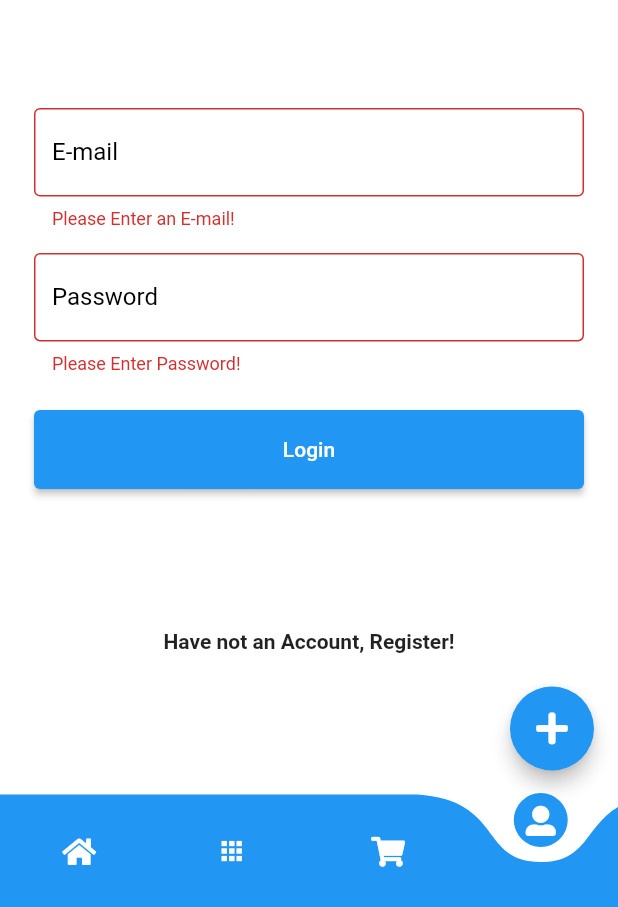
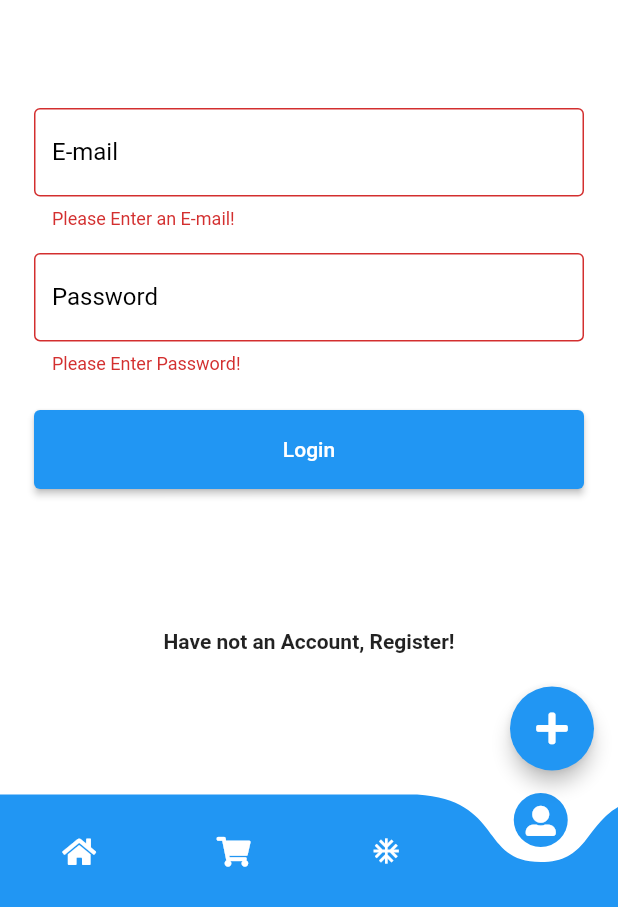
Before and after one commit to Ahmed-Habeeb/souqak, a Flutter app: the screen it shows after launch, item 4 of the bottom bar chosen, after a tap on "Login", on a phone screen of 412 x 824 dp, the part 329-1236 px from its top. Run offline on Flutter 3.47's test engine with Material 2 defaults, Android fonts, the phone set to English and light mode, and no system bars; drawn by our look-alikes of curved_navigation_bar; our stand-ins replace dio, font_awesome_flutter, get, image_picker, shared_preferences; network calls fail.

Commit message:
add some fe

```diff
--- a/lib/network/Auth.dart
+++ b/lib/network/Auth.dart
@@ -3,7 +3,7 @@ import 'package:shared_preferences/shared_preferences.dart';
 import 'package:souqak/models/usermodel.dart';
 
 class Auth {
-  String url = "http://192.168.1.18:8000/api/";
+  String url = "http://192.168.1.10:8000/api/";
 
   createEmail(UserModel user) async {
     SharedPreferences pref = await SharedPreferences.getInstance();
@@ -69,7 +69,7 @@ class Auth {
     map['Authorization'] = 'Bearer ' + token;
     UserModel user = UserModel();
 
-    var response = await Dio().get(url + 'me', options: Options(headers: map));
+    var response = await Dio().get(url + 'me', options: Options(headers: map)).catchError((e)=>e);
     if (response.statusCode == 200 && response.data != null) {
       user.frommap(response.data);
 
--- a/lib/network/store.dart
+++ b/lib/network/store.dart
@@ -7,7 +7,7 @@ import 'package:souqak/models/itemmodel.dart';
 class Store {
   String? token;
 
-  String url = "http://192.168.1.18:8000/api/";
+  String url = "http://192.168.1.10:8000/api/";
 
   Store({this.token});
 
@@ -28,7 +28,7 @@ class Store {
   }
 
   Future<bool> addItem(ItemModel item, File image) async {
-    Map<String, dynamic>? map = item.toMap();
+    Map<String, dynamic> map = item.toMap();
     // var bytes=image.readAsBytesSync();
     // var image0=base64Encode(bytes);
 
@@ -38,10 +38,13 @@ class Store {
       "image": await MultipartFile.fromFile(image.path, filename: name),
       "data": map
     });
+
     map['Authorization'] = 'Bearer ' + token!;
 
     var response = await Dio().post(url + "items/add",
         data: formData, options: Options(headers: map));
+
+    print(response);
 
     return (response.statusCode == 200);
   }
@@ -149,7 +152,8 @@ class Store {
 
     var response = await Dio().get(url + "fetchlatest");
     if (response.statusCode == 200) {
-      for (var i in response.data) {
+      var res=response.data['data'];
+      for (var i in res) {
         ItemModel item = ItemModel();
         item.fromMap(i);
         list.add(item);
--- a/lib/screens/mainscreen/homescreen.dart
+++ b/lib/screens/mainscreen/homescreen.dart
@@ -1,4 +1,5 @@
 import 'package:flutter/material.dart';
+import 'package:flutter_staggered_grid_view/flutter_staggered_grid_view.dart';
 import 'package:font_awesome_flutter/font_awesome_flutter.dart';
 import 'package:get/get.dart';
 import 'package:souqak/models/itemmodel.dart';
@@ -73,19 +74,25 @@ class HomeScreen extends StatelessWidget {
                   style: TextStyle(fontWeight: FontWeight.bold, fontSize: 20),
                 ),
               ),
-              GridView.builder(
-                padding: EdgeInsets.only(left: 20, right: 20, bottom: 100),
-                gridDelegate: SliverGridDelegateWithFixedCrossAxisCount(
-                    crossAxisCount: 2,
-                    childAspectRatio: .75,
-                    mainAxisSpacing: 10,
-                    crossAxisSpacing: 10),
+              (controller.latest.isNotEmpty)?
+              StaggeredGridView.countBuilder(
+                  crossAxisCount: 4,
+                  staggeredTileBuilder: (int index) =>
+                  new StaggeredTile.count(2, index.isEven ? 2.7: 2.4),
+                  mainAxisSpacing: 4.0,
+                  crossAxisSpacing: 4.0,
+
+                  padding: EdgeInsets.only(left: 20, right: 20, bottom: 75),
                   itemCount: controller.latest.length,
                   shrinkWrap: true,
                   physics: NeverScrollableScrollPhysics(),
                   itemBuilder: (context, index) =>
-                    drawLatestCard(controller.latest[index], index),
-              ),
+                      drawLatestCard(controller.latest[index], index)
+
+              )
+                  :Container(
+                height: 200,
+                child: Center(child: CircularProgressIndicator(),),)
             ],
           ),
         ),
@@ -96,7 +103,7 @@ class HomeScreen extends StatelessWidget {
   categoryCard(String category) {
     return InkWell(
       onTap: () {
-        Get.find<MainScreenController>().selectedCategory = category;
+        Get.find<MainScreenController>().changeCategory(category);
         Get.toNamed(CategoryDetailsScreen.screenName);
       },
       child: Container(
@@ -115,7 +122,7 @@ class HomeScreen extends StatelessWidget {
   }
 
   drawLatestCard(ItemModel item, int index) {
-    String url = "http://192.168.1.18:8000/storage/images/";
+    String url = "http://192.168.1.10:8000/storage/images/";
 
     return InkWell(
       onTap: () {
@@ -144,16 +151,13 @@ class HomeScreen extends StatelessWidget {
                 child: Column(
                   crossAxisAlignment: CrossAxisAlignment.start,
                   children: [
-                    Hero(
-                      tag: item.name!,
-                      child: Container(
+                    Container(
                       constraints:
                           BoxConstraints(maxWidth: Get.width / 2 - 20),
                       child: Text(
                         "${item.name}  \n${item.price} \$",
                         style: TextStyle(
                             fontWeight: FontWeight.bold, fontSize: 15),
-                        ),
                       ),
                     ),
                     SizedBox(
--- a/lib/screens/mainscreen/mainscreen.dart
+++ b/lib/screens/mainscreen/mainscreen.dart
@@ -6,7 +6,7 @@ import 'package:shared_preferences/shared_preferences.dart';
 import 'package:souqak/screens/addscreen.dart';
 import 'package:souqak/screens/customdrawer.dart';
 import 'package:souqak/screens/mainscreen/cartscreen.dart';
-import 'package:souqak/screens/mainscreen/categoriesscreen.dart';
+import 'package:souqak/screens/mainscreen/ordersscreen.dart';
 import 'package:souqak/screens/mainscreen/homescreen.dart';
 import 'package:souqak/screens/mainscreen/profilescreen.dart';
 import 'package:souqak/screens/searchscreen.dart';
@@ -112,12 +112,12 @@ class MainScreen1 extends StatelessWidget {
             size: 20,
           ),
           Icon(
-            Icons.apps_sharp,
+            FontAwesomeIcons.shoppingCart,
             color: Colors.white,
             size: 20,
           ),
           Icon(
-            FontAwesomeIcons.shoppingCart,
+            Icons.ac_unit,
             color: Colors.white,
             size: 20,
           ),
@@ -131,6 +131,10 @@ class MainScreen1 extends StatelessWidget {
 
       floatingActionButton: FloatingActionButton(
         onPressed: ()async {
+          // var pref = await SharedPreferences.getInstance();
+          //
+          // await pref.setString("token", "noToken");
+
           bool d=await checkLogin();
           if(d) {
             Get.toNamed(AddScreen.screenName);
@@ -150,9 +154,9 @@ class MainScreen1 extends StatelessWidget {
       case 0:
         return HomeScreen();
       case 1:
-        return CategoriesScreen();
+        return CartScreen();
       case 2:
-        return CartScreen();
+        return OrdersScreen();
       case 3:
         return ProfileScreen();
       default:
--- a/lib/screens/mainscreen/categoriesscreen.dart
+++ b/lib/screens/mainscreen/ordersscreen.dart
@@ -1,12 +1,12 @@
 import 'package:flutter/material.dart';
 
 
-class CategoriesScreen extends StatelessWidget {
+class OrdersScreen extends StatelessWidget {
 
   @override
   Widget build(BuildContext context) {
     return Container(
-      child: Center(child: Text("CategoriesScreen"),),
+      child: Center(child: Text("OrdersScreen"),),
 
     );
   }
--- a/lib/screens/mainscreen/profilescreen.dart
+++ b/lib/screens/mainscreen/profilescreen.dart
@@ -11,7 +11,15 @@ class ProfileScreen extends StatelessWidget {
       child: GetBuilder<AuthScreenController>(
         init: AuthScreenController(),
         builder: (controller) => SingleChildScrollView(
-          child: (controller.login1)
+          child:
+          (controller.loginCheck==null)?Column(
+            crossAxisAlignment: CrossAxisAlignment.center,
+            mainAxisAlignment: MainAxisAlignment.center,
+            children: [
+              CircularProgressIndicator(),
+            ],
+          ):
+          (controller.loginCheck!)
               ? profile()
               : authContainer(Get.size.height - 200, Get.width),
         ),
@@ -25,7 +33,7 @@ authContainer(double h, double w) {
   return GetBuilder<AuthScreenController>(
     init: AuthScreenController(),
     builder: (controller) => Container(
-      child: (controller.login0) ? loginForm(s) : signupForm(s),
+      child: (controller.loginOrReg) ? loginForm(s) : signupForm(s),
     ),
   );
 }
@@ -113,7 +121,7 @@ loginForm(Size s) {
                               barrierDismissible: false,
                               title: "Loading",
                               content: CircularProgressIndicator());
-                          controller.login();
+                          controller.login(null , null);
                         }
                       },
                       child: Text("Login"))),
@@ -242,7 +250,7 @@ signupForm(Size s) {
                               barrierDismissible: false,
                               title: "Loading",
                               content: CircularProgressIndicator());
-                          controller.create();
+                          controller.create(null);
                         }
                       },
                       child: Text("SignUp"))),
@@ -377,7 +385,7 @@ profile() {
                   barrierDismissible: false,
                   title: "Loading",
                   content: CircularProgressIndicator());
-              controller.logout0();
+              controller.logout();
             },
           ),
         )
@@ -400,7 +408,7 @@ profile1() {
                 barrierDismissible: false,
                 title: "Loading",
                 content: CircularProgressIndicator());
-            controller.logout0();
+            controller.logout();
           },
           child: Text("Logout"),
         ),
--- a/lib/viewmodels/addeditcontroller.dart
+++ b/lib/viewmodels/addeditcontroller.dart
@@ -35,10 +35,12 @@ class AddEditController extends GetxController {
 
   @override
   void onInit() async {
+    var pref = await SharedPreferences.getInstance();
+
     price = TextEditingController();
     name = TextEditingController();
     details = TextEditingController();
-    token = Get.find<AuthViewModel>().user.token;
+    token = pref.getString("token");
     store = Store(token: token);
     handleSubcategory(category);
     super.onInit();
--- a/lib/viewmodels/authscreencontroller.dart
+++ b/lib/viewmodels/authscreencontroller.dart
@@ -6,8 +6,8 @@ import 'package:souqak/viewmodels/authviewmodel.dart';
 import 'package:souqak/viewmodels/mainscreencontroller.dart';
 
 class AuthScreenController extends AuthViewModel {
-  bool login0=true;
-  bool login1=false;
+  bool loginOrReg=true;
+  bool? loginCheck;
   final formKey = GlobalKey<FormState>();
   final loginFormKey = GlobalKey<FormState>();
 
@@ -23,7 +23,6 @@ class AuthScreenController extends AuthViewModel {
     email = TextEditingController();
     password = TextEditingController();
     checkLogin();
-    print(login1);
 
     super.onInit();
   }
@@ -35,12 +34,13 @@ class AuthScreenController extends AuthViewModel {
     super.dispose();
   }
   changeLogin(bool b){
-    login0=b;
+    loginOrReg=b;
     update();
   }
-  create()async{
+  @override
+  create(UserModel? s) async {
     UserModel userModel=UserModel(name: name.text,email: email.text,password: password.text);
-    var d=await super.createUser(userModel);
+    var d=await super.create(userModel);
     if(d=="true"){
       name.text="";
       email.text="";
@@ -56,10 +56,15 @@ class AuthScreenController extends AuthViewModel {
           content: Text(d));
     }
 
+return "";
 
   }
-  login()async{
-   var d=await super.loginUser(email.text, password.text);
+
+
+
+@override
+login(String? e,String? p)async{
+  var d=await super.login(email.text, password.text);
   if(d=="true"){
     name.text="";
     email.text="";
@@ -76,8 +81,14 @@ class AuthScreenController extends AuthViewModel {
         content: Text("Email or Password is Wrong !"));
   }
 
+
 }
-  logout0()async{
+
+
+
+
+@override
+  logout()async{
     bool d=await super.logout();
    if (d){
      Navigator.of(Get.overlayContext!).pop();
@@ -90,11 +101,14 @@ class AuthScreenController extends AuthViewModel {
          title: "Error",
          content: Text("Email or Password is Wrong !"));
    }
+   return true;
   }
+
  checkLogin()async{
   var pref = await SharedPreferences.getInstance();
   String? token = pref.getString("token");
-  login1= (token != null && token !="noToken");
+  loginCheck= (token != null && token !="noToken");
+
   update();
 
 
--- a/pubspec.yaml
+++ b/pubspec.yaml
@@ -35,6 +35,8 @@ dependencies:
   font_awesome_flutter: ^9.0.0
   curved_navigation_bar: ^0.4.0-nullsafety.0
   image_picker: ^0.7.5+2
+  flutter_staggered_grid_view: ^0.4.0
+
 
 
 
```
Also changed, not shown: lib/screens/addscreen.dart (+9 -1 lines), lib/screens/categorydetailsscreen.dart (+159 -4 lines), lib/screens/itemdetailsscreen.dart (+5 -6 lines), lib/viewmodels/authviewmodel.dart (+4 -3 lines), lib/viewmodels/mainscreencontroller.dart (+81 -2 lines), pubspec.lock. Lines whose indentation alone changed are shown as unchanged.
